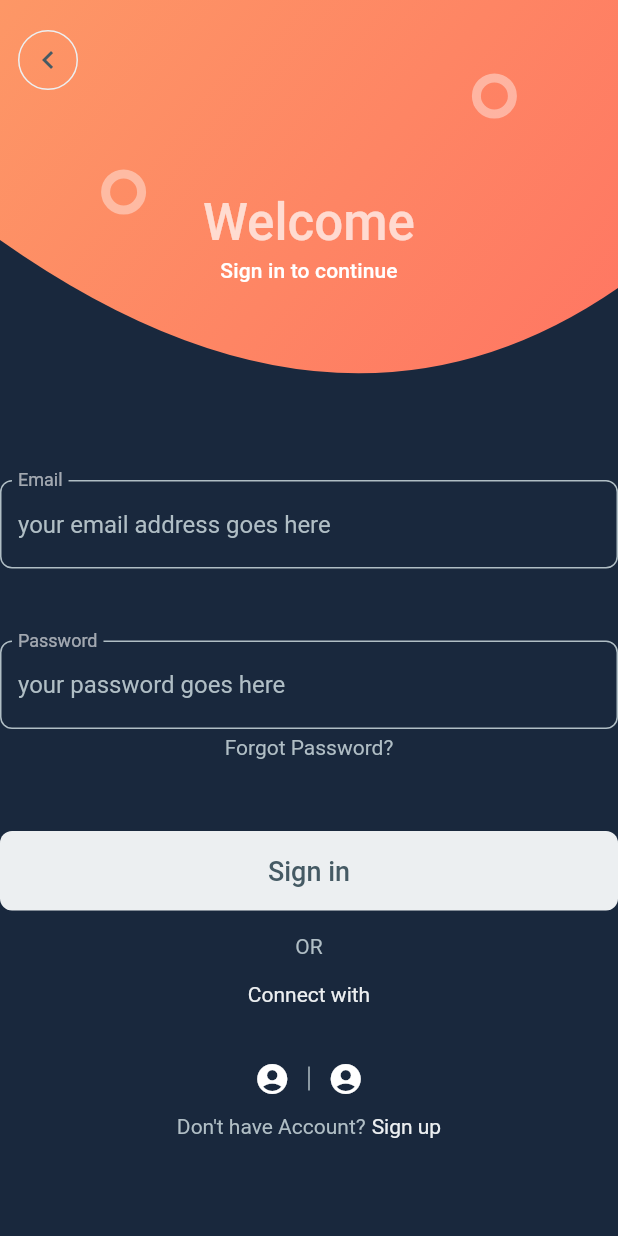
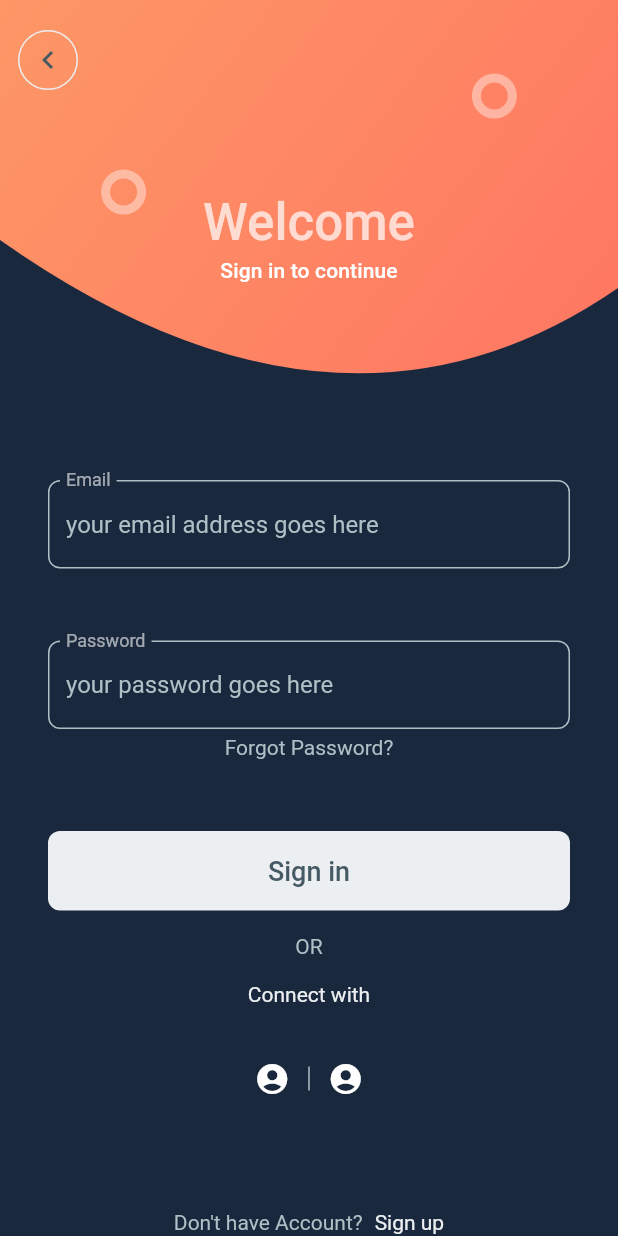
Before and after one commit to 0xb5951/flutter_study, a Flutter app: the screen it shows after launch, after a tap on "SignUp/SignIn", on a phone screen of 412 x 824 dp. Run offline on Flutter 3.47's test engine with Material 2 defaults, Android fonts, the phone set to English and light mode, and no system bars.

Commit message:
update: 全体の要素を調整

```diff
--- a/app/lib/signup.dart
+++ b/app/lib/signup.dart
@@ -20,8 +20,15 @@ class SignUpSignInWelcomePage extends StatelessWidget {
             children: [
               // この中にヘッダー、フォーム、フッダーを書いていく
               _Header(),
-              const _SignInForm(),
-              _Footer(),
+              const Padding(
+                // 親要素でサイズ指定して、内部のボタンはinfiniteにする
+                padding: EdgeInsets.symmetric(horizontal: 32),
+                child: _SignInForm(),
+              ),
+              Padding(
+                padding: const EdgeInsets.symmetric(vertical: 64),
+                child: _Footer(),
+              ),
             ],
           ),
         ),
@@ -366,7 +373,7 @@ class _Footer extends StatelessWidget {
               .bodyText2!
               .copyWith(color: kTextColorSecondary),
         ),
-        SizedBox(width: 4),
+        const SizedBox(width: 8),
         Text(
           'Sign up',
           style: Theme.of(context)
```
